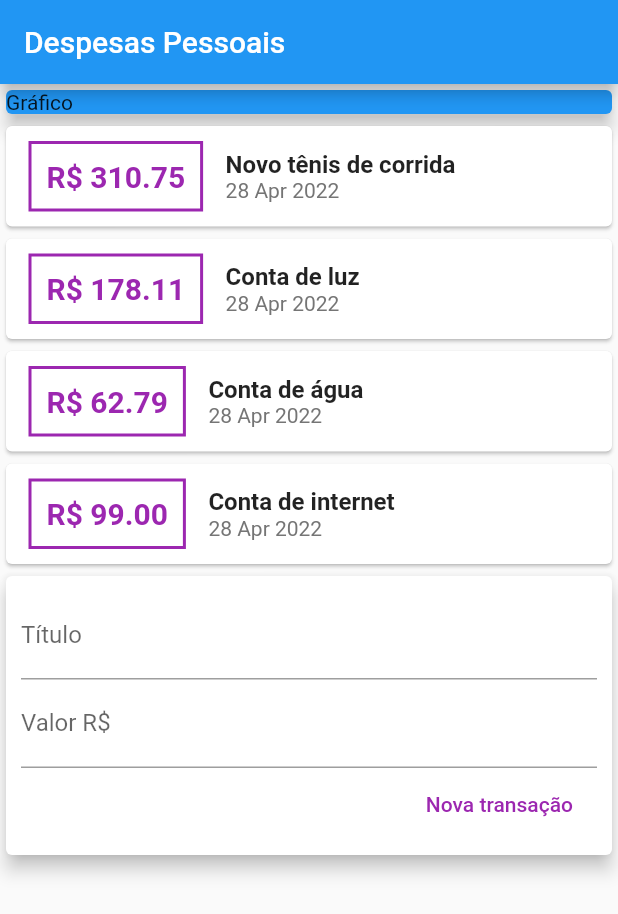
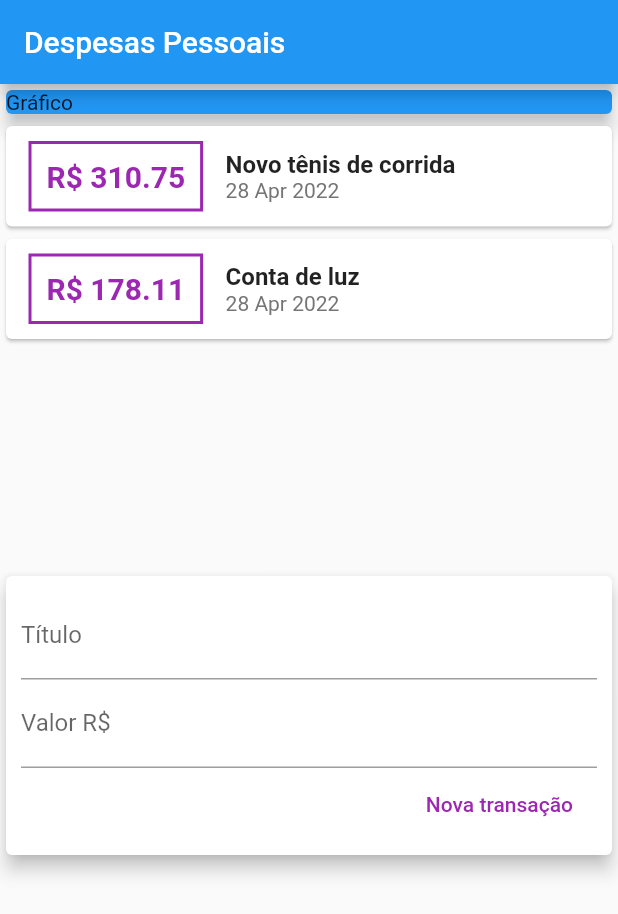
Before and after one commit to wagner-de-carvalho/expenses, a Flutter app: the screen it shows after launch, after a tap on "Nova transação", on a phone screen of 412 x 824 dp. Shown: the top 914 px of the screen. Run offline on Flutter 3.47's test engine with Material 2 defaults, Android fonts, the phone set to English and light mode, and no system bars.

Commit message:
ajustando teclado numerico

```diff
--- a/lib/components/transaction_form.dart
+++ b/lib/components/transaction_form.dart
@@ -7,6 +7,15 @@ class TransactionForm extends StatelessWidget {
   final void Function(String, double) onSubmit;
 
   TransactionForm(this.onSubmit);
+
+  _submitForm() {
+    final title = titleController.text.toString();
+    final value = double.tryParse(valueController.text.toString()) ?? 0.0;
+    if (title.isEmpty || value <= 0) {
+      return;
+    }
+    onSubmit(title, value);
+  }
 
   @override
   Widget build(BuildContext context) {
@@ -18,20 +27,18 @@ class TransactionForm extends StatelessWidget {
           children: [
             TextField(
                 controller: titleController,
+                onSubmitted: (_) => _submitForm(),
                 decoration: InputDecoration(labelText: 'Título')),
             TextField(
                 controller: valueController,
+                keyboardType: TextInputType.numberWithOptions(decimal: true),
+                onSubmitted: (_) => _submitForm(),
                 decoration: InputDecoration(labelText: 'Valor R\$ ')),
             Row(
               mainAxisAlignment: MainAxisAlignment.end,
               children: [
                 FlatButton(
-                  onPressed: () {
-                    final title = titleController.text.toString();
-                    final value =
-                        double.tryParse(valueController.text.toString()) ?? 0.0;
-                    onSubmit(title, value);
-                  },
+                  onPressed: _submitForm,
                   child: Text('Nova transação'),
                   textColor: Colors.purple,
                 )
--- a/lib/components/transaction_user.dart
+++ b/lib/components/transaction_user.dart
@@ -19,25 +19,7 @@ class _TransactionUserState extends State<TransactionUser> {
         value: 310.75,
         date: DateTime.now()),
     Transaction(
-        id: 't2', title: 'Conta de luz', value: 178.11, date: DateTime.now()),
-    Transaction(
-        id: 't3', title: 'Conta de água', value: 62.79, date: DateTime.now()),
-    Transaction(
-        id: 't4',
-        title: 'Conta de internet',
-        value: 99.00,
-        date: DateTime.now()),
-    Transaction(
-        id: 't5', title: 'prestação', value: 122.30, date: DateTime.now()),
-    Transaction(
-        id: 't6', title: 'empréstimo', value: 511.221, date: DateTime.now()),
-    Transaction(
-        id: 't7', title: 'investimento', value: 627.15, date: DateTime.now()),
-    Transaction(
-        id: 't8', title: 'gasolina', value: 456.62, date: DateTime.now()),
-    Transaction(id: 't9', title: 'roupas', value: 396.93, date: DateTime.now()),
-    Transaction(
-        id: 't10', title: 'comida', value: 785.40, date: DateTime.now()),
+        id: 't2', title: 'Conta de luz', value: 178.11, date: DateTime.now())
   ];
 
   _addTransaction(String title, double value) {
```
